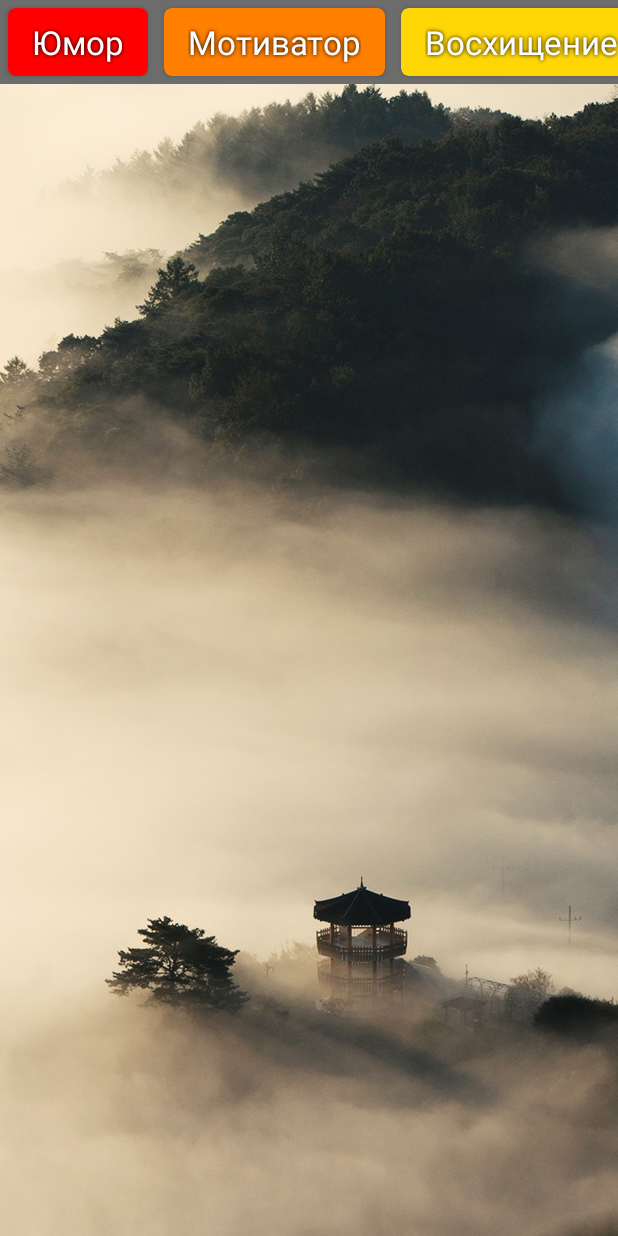
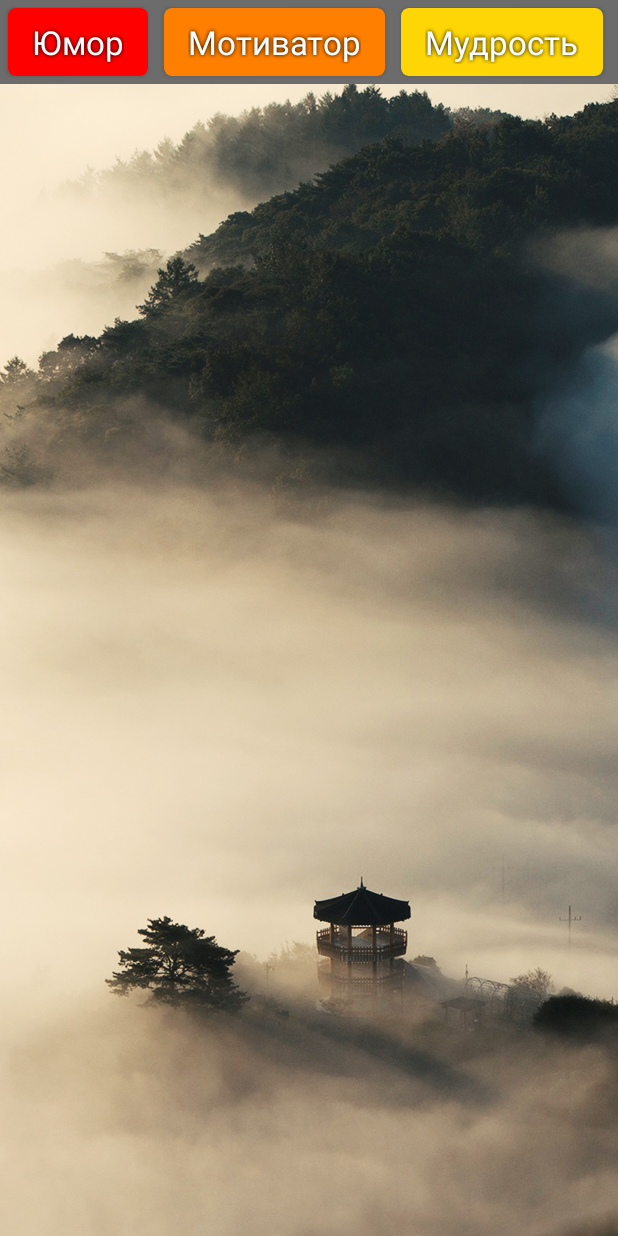
Before and after one commit to kosstyango/StatusGenerator, an Android app: the screen it shows after launch (MainActivity), on a phone screen of 412 x 824 dp. Run offline under Robolectric (Android 15) with nearby library versions, the phone set to English and light mode, and no system bars; our stand-ins replace AdMob; pictures from the network do not load; 3 statements that could not run were skipped.

Commit message:
Humor, Wisdom & Motivator are made

```diff
--- a/app/src/main/java/com/example/bestfitnessapp/MainActivity.kt
+++ b/app/src/main/java/com/example/bestfitnessapp/MainActivity.kt
@@ -2,7 +2,6 @@ package com.example.bestfitnessapp
 
 import androidx.appcompat.app.AppCompatActivity
 import android.os.Bundle
-import android.os.CountDownTimer
 import android.view.animation.Animation
 import android.view.animation.Animation.AnimationListener
 import android.view.animation.AnimationUtils
@@ -48,7 +47,7 @@ class MainActivity : AppCompatActivity(), CategoryAdapter.Listener, AnimationLis
             LinearLayoutManager.HORIZONTAL,
             false)
         rcViewCat.adapter = adapter
-        adapter?.submitList(ContentManager.emogyList)
+        adapter?.submitList(ContentManager.buttonList)
     }
 
     override fun onResume() {
--- a/app/src/main/java/com/example/bestfitnessapp/adapters/ContentManager.kt
+++ b/app/src/main/java/com/example/bestfitnessapp/adapters/ContentManager.kt
@@ -1,9 +1,9 @@
 package com.example.bestfitnessapp.adapters
 object ContentManager { //
-    val emogyList = arrayListOf(
+    val buttonList = arrayListOf(
         "Юмор",
         "Мотиватор",
-        "Восхищение",
+        "Мудрость",
         "Радость",
         "Удивление",
         "Недовольство",
--- a/app/src/main/java/com/example/bestfitnessapp/adapters/MainConst.kt
+++ b/app/src/main/java/com/example/bestfitnessapp/adapters/MainConst.kt
@@ -41,8 +41,8 @@ object MainConst {
     )
     val emotionsList = listOf(
         R.array.winged,      //Юмор
-        R.array.admiration, //Восхищение
-        R.array.delight,    //Радость
+        R.array.motivator, //Мотиватор
+        R.array.wisdom,    //Мудрость
         R.array.wonder,     //Удивление
         R.array.discontent, //Недовольство
         R.array.anxiety,    //Тревога
--- a/app/src/main/res/values/admirationArray.xml
+++ b/app/src/main/res/values/motivatorArray.xml
@@ -1,6 +1,6 @@
 <?xml version="1.0" encoding="utf-8"?>
 <resources>
-    <string-array name="admiration">
+    <string-array name="motivator">
      <item>Что разум человека может постигнуть и во что он может поверить, того он способен достичь~Наполеон Хилл</item>
      <item>Стремитесь не к успеху, а к ценностям, которые он дает~Альберт Эйнштейн</item>
      <item>Своим успехом я обязана тому, что никогда не оправдывалась и не принимала оправданий от других~Флоренс Найтингейл</item>
```
Also changed, not shown: app/src/main/res/values/delightArray.xml (deleted, +0 -25 lines), app/src/main/res/values/wisdomArray.xml (added, +20 -0 lines).
